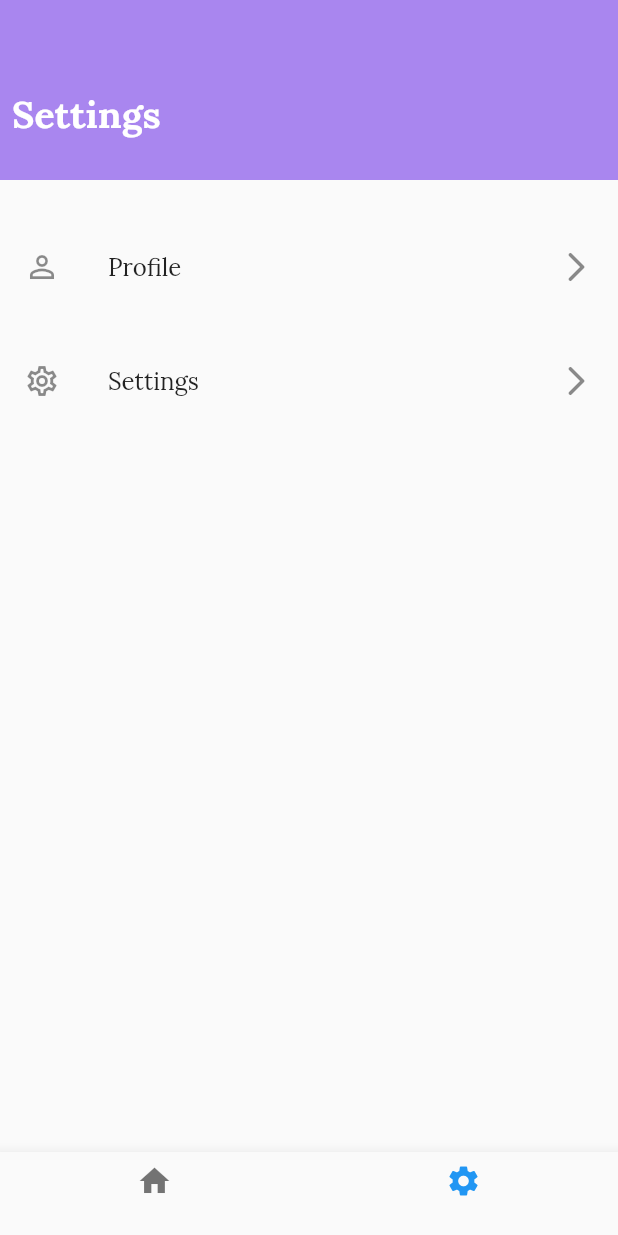
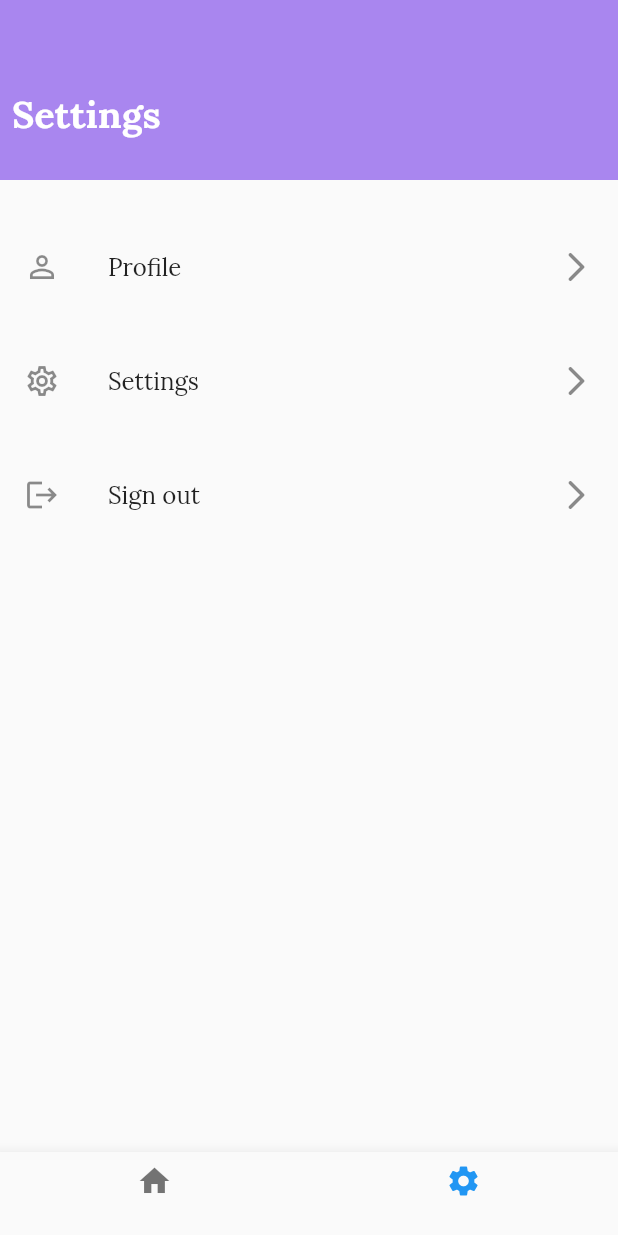
Before and after one commit to Imma76/student_report_system, a Flutter app: the screen it shows once a user with an empty profile is signed in, item 2 of the bottom bar chosen, on a phone screen of 412 x 824 dp. Run offline on Flutter 3.47's test engine with Material 2 defaults, Android fonts, the phone set to English and light mode, and no system bars; our stand-ins replace bot_toast, cloud_firestore, country_code_picker, file_picker, firebase_auth, firebase_core and 9 more; accounts and stored records are empty.

Commit message:
feat:logout functionality

```diff
--- a/lib/main.dart
+++ b/lib/main.dart
@@ -76,11 +76,15 @@ class _NavigatorAppState extends ConsumerState<NavigatorApp> {
   @override
   Widget build(BuildContext context) {
     final centralProvider= ref.watch(centralStateProvider);
-    print(centralProvider.isUserPresent);
-    if(centralProvider.isUserPresent){
-      return BottomNavBar();
-    }else{
-      return OnBoardingPage();
-    }
+    print('lll${centralProvider.isUserPresent}');
+    return Consumer(
+        builder: (context, widget,ref){
+          if(centralProvider.isUserPresent){
+            return BottomNavBar();
+          }else{
+            return OnBoardingPage();
+          }
+    });
+
   }
 }
--- a/lib/src/routes/routes.dart
+++ b/lib/src/routes/routes.dart
@@ -5,6 +5,7 @@ import 'package:report_system/src/view/authentication/otp_screen.dart';
 import 'package:report_system/src/view/authentication/sign_up.dart';
 import 'package:report_system/src/view/home/bottom_bar.dart';
 import 'package:report_system/src/view/home/home.dart';
+import 'package:report_system/src/view/onboarding.dart';
 import 'package:report_system/src/view/reports/report_form.dart';
 import 'package:report_system/src/view/settings/settings.dart';
 
@@ -15,4 +16,5 @@ Map<String,WidgetBuilder> routes ={
   ReportForm.route:(BuildContext context)=> ReportForm(),
   OtpScreen.route:(BuildContext context)=>OtpScreen(),
   SignUp.route:(BuildContext context)=> SignUp(),
+  OnBoardingPage.route:(BuildContext context)=> OnBoardingPage()
 };
--- a/lib/src/view/onboarding.dart
+++ b/lib/src/view/onboarding.dart
@@ -4,6 +4,7 @@ import 'package:introduction_screen/introduction_screen.dart';
 import 'package:report_system/src/view/authentication/sign_up.dart';
 
 class OnBoardingPage extends StatefulWidget {
+  static const route = 'onboarding';
   @override
   _OnBoardingPageState createState() => _OnBoardingPageState();
 }
--- a/lib/src/view/settings/settings.dart
+++ b/lib/src/view/settings/settings.dart
@@ -18,7 +18,8 @@ class Settings extends ConsumerStatefulWidget {
 class _SettingsState extends ConsumerState<Settings> {
   @override
   Widget build(BuildContext context) {
-    final apptheme = ref.read(themeProvider);
+    final apptheme = ref.watch(themeProvider);
+    final centralProvider= ref.watch(centralStateProvider);
     return Scaffold(
 
       //backgroundColor: Colors.red,
@@ -51,6 +52,10 @@ class _SettingsState extends ConsumerState<Settings> {
           SettingsTab(settingIcon: Icons.person_outline,settingsName: 'Profile',appTheme: apptheme,),
           Gap(20),
           SettingsTab(settingIcon: Icons.settings_outlined, settingsName: 'Settings',appTheme: apptheme,),
+          Gap(20),
+          SettingsTab(settingIcon: Icons.logout, settingsName: 'Sign out',appTheme: apptheme,onTap: (){
+            centralProvider.logOut();
+          },),
 
 
         ],
@@ -62,13 +67,14 @@ class _SettingsState extends ConsumerState<Settings> {
 class SettingsTab extends StatelessWidget {
   final String settingsName;
   final IconData settingIcon;
+  final Function()? onTap;
   final appTheme;
   const SettingsTab({
-    Key? key,required this.settingIcon,required this.settingsName,this.appTheme
+    Key? key,required this.settingIcon,required this.settingsName,this.appTheme,this.onTap
   }) : super(key: key);
 
   @override
   Widget build(BuildContext context) {
-    return  ListTile(title: Text(settingsName), trailing: Icon(Icons.arrow_forward_ios_rounded),leading: Icon(settingIcon),);
+    return  ListTile(title: Text(settingsName), trailing: Icon(Icons.arrow_forward_ios_rounded),leading: Icon(settingIcon),onTap: onTap,);
   }
 }
```
Also changed, not shown: lib/src/controllers/central_state.dart (+14 -1 lines).
